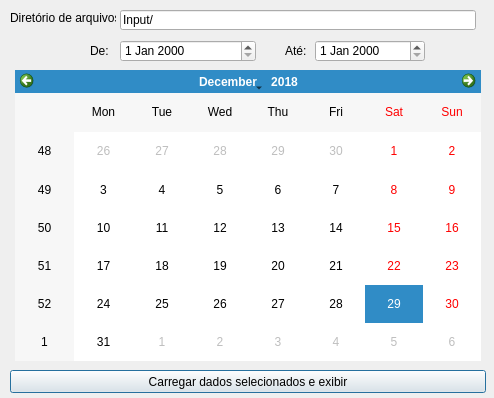
Above: Interface.ui from kalungagus/Goes16-AOD before the change. Below: the same form after it.
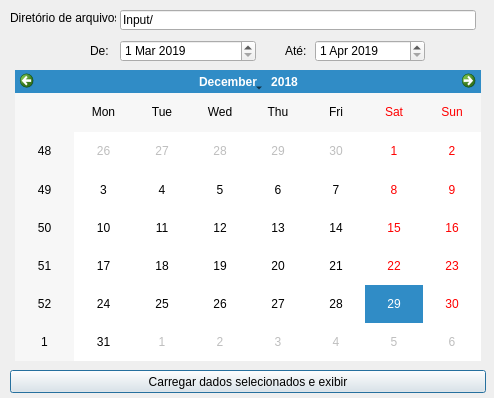
That is the form after the change.

Commit message: Concluido a rotina de gerar imagens a partir de vários arquivos.

Patch:
```diff
--- a/Interface.ui
+++ b/Interface.ui
@@ -87,6 +87,16 @@
      <height>22</height>
     </rect>
    </property>
+   <property name="dateTime">
+    <datetime>
+     <hour>0</hour>
+     <minute>0</minute>
+     <second>0</second>
+     <year>2019</year>
+     <month>3</month>
+     <day>1</day>
+    </datetime>
+   </property>
   </widget>
   <widget class="QDateEdit" name="dateEdtTo">
    <property name="geometry">
@@ -97,6 +107,16 @@
      <height>22</height>
     </rect>
    </property>
+   <property name="dateTime">
+    <datetime>
+     <hour>0</hour>
+     <minute>0</minute>
+     <second>0</second>
+     <year>2019</year>
+     <month>4</month>
+     <day>1</day>
+    </datetime>
+   </property>
   </widget>
   <widget class="QLabel" name="lblFrom">
    <property name="geometry">
```
The commit also changes 1 other file.
